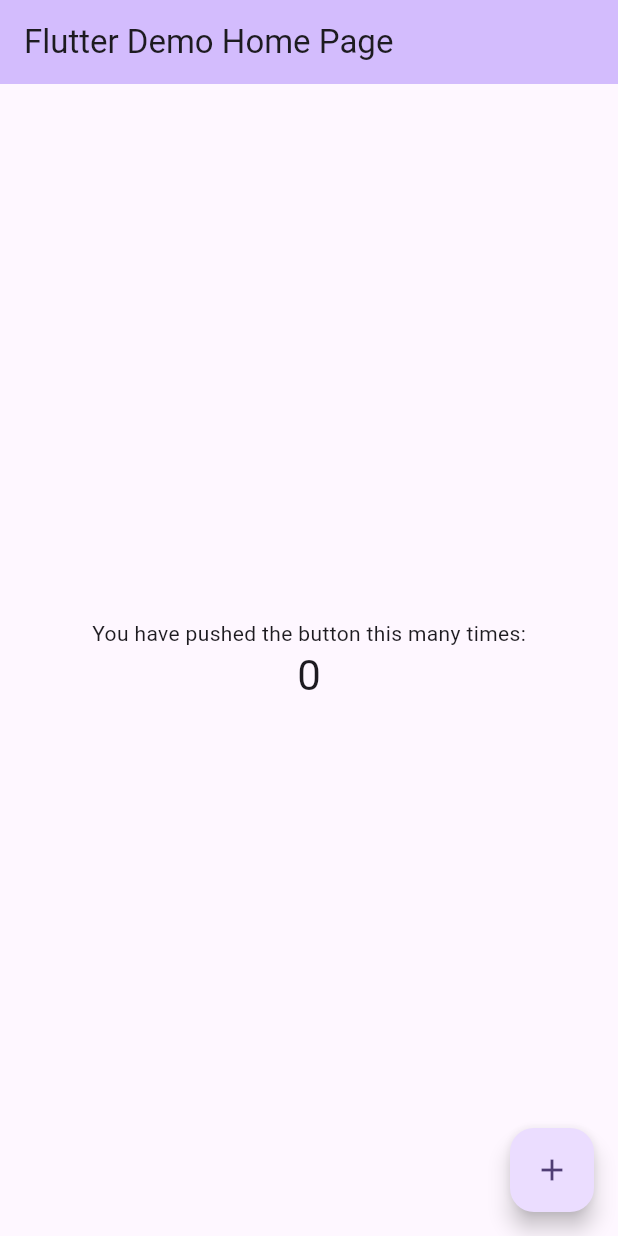
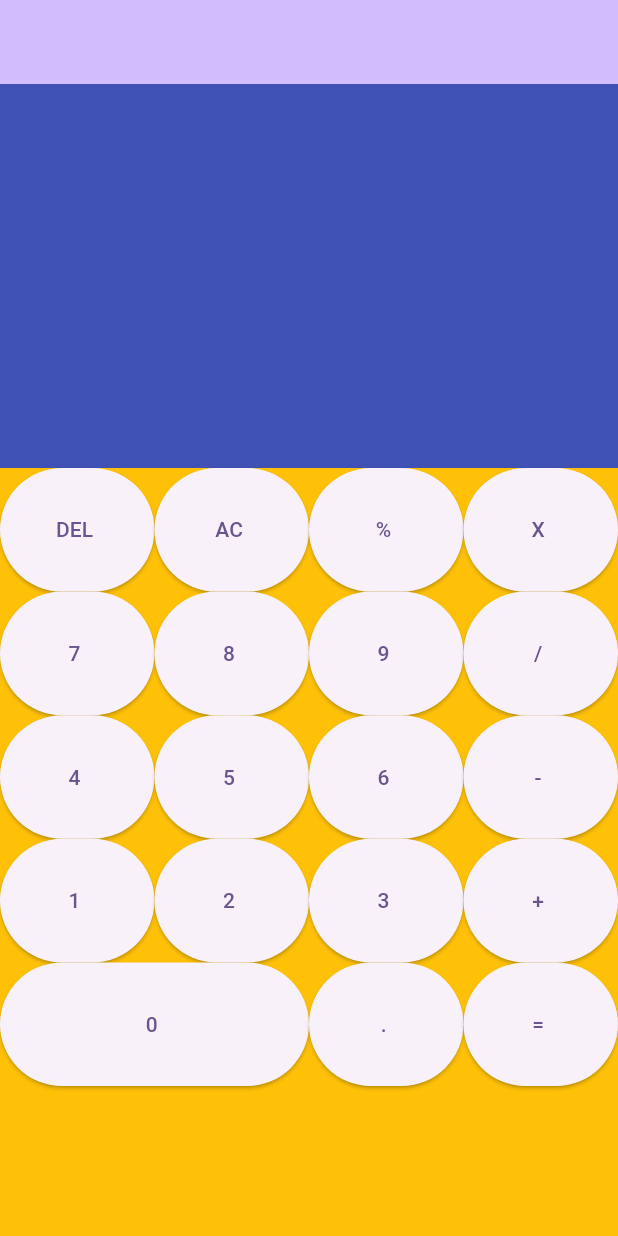
Before and after one commit to soaresg/flutter_calculator, a Flutter app: the screen it shows after launch, on a phone screen of 412 x 824 dp. Run offline on Flutter 3.47's test engine with Material 3 defaults, Android fonts, the phone set to English and light mode, and no system bars.

Commit message:
feat: criação de layout básico

```diff
--- /dev/null
+++ b/lib/home_page.dart
@@ -0,0 +1,65 @@
+import 'package:flutter/material.dart';
+
+class HomePage extends StatefulWidget {
+  const HomePage({super.key, required this.title});
+  final String title;
+
+  @override
+  State<HomePage> createState() => _HomePageState();
+}
+
+class _HomePageState extends State<HomePage> {
+  List<List<String>> labels = [
+    ['DEL', 'AC', '%', 'X'],
+    ['7', '8', '9', '/'],
+    ['4', '5', '6', '-'],
+    ['1', '2', '3', '+'],
+    ['0', '.', '='],
+  ];
+
+  @override
+  Widget build(BuildContext context) {
+    final double width = MediaQuery.of(context).size.width;
+    final double height = MediaQuery.of(context).size.height;
+
+    return Scaffold(
+      appBar: AppBar(
+        backgroundColor: Theme.of(context).colorScheme.inversePrimary,
+        title: Text(widget.title),
+      ),
+      body: Column(
+        children: [
+          Expanded(
+            flex: 1,
+            child: Container(color: Colors.indigo),
+          ),
+          Expanded(
+            flex: 2,
+            child: Container(
+              color: Colors.amber,
+              child: ListView.builder(
+                itemCount: labels.length,
+                itemBuilder: (context, index) => Row(
+                  mainAxisAlignment: MainAxisAlignment.center,
+                  crossAxisAlignment: CrossAxisAlignment.start,
+                  children: labels[index]
+                      .map(
+                        (e) => SizedBox(
+                          width: e == '0' ? width * .5 : width * .25,
+                          height: height * .1,
+                          child: ElevatedButton(
+                            onPressed: () {},
+                            child: Text('$e '),
+                          ),
+                        ),
+                      )
+                      .toList(),
+                ),
+              ),
+            ),
+          ),
+        ],
+      ),
+    );
+  }
+}
--- a/lib/main.dart
+++ b/lib/main.dart
@@ -1,4 +1,5 @@
 import 'package:flutter/material.dart';
+import 'package:flutter_calculator/home_page.dart';
 
 void main() {
   runApp(const MyApp());
@@ -11,115 +12,12 @@ class MyApp extends StatelessWidget {
   @override
   Widget build(BuildContext context) {
     return MaterialApp(
-      title: 'Flutter Demo',
+      title: 'Calculator',
       theme: ThemeData(
-        // This is the theme of your application.
-        //
-        // TRY THIS: Try running your application with "flutter run". You'll see
-        // the application has a purple toolbar. Then, without quitting the app,
-        // try changing the seedColor in the colorScheme below to Colors.green
-        // and then invoke "hot reload" (save your changes or press the "hot
-        // reload" button in a Flutter-supported IDE, or press "r" if you used
-        // the command line to start the app).
-        //
-        // Notice that the counter didn't reset back to zero; the application
-        // state is not lost during the reload. To reset the state, use hot
-        // restart instead.
-        //
-        // This works for code too, not just values: Most code changes can be
-        // tested with just a hot reload.
         colorScheme: ColorScheme.fromSeed(seedColor: Colors.deepPurple),
         useMaterial3: true,
       ),
-      home: const MyHomePage(title: 'Flutter Demo Home Page'),
+      home: const HomePage(title: ''),
     );
   }
 }
-
-class MyHomePage extends StatefulWidget {
-  const MyHomePage({super.key, required this.title});
-
-  // This widget is the home page of your application. It is stateful, meaning
-  // that it has a State object (defined below) that contains fields that affect
-  // how it looks.
-
-  // This class is the configuration for the state. It holds the values (in this
-  // case the title) provided by the parent (in this case the App widget) and
-  // used by the build method of the State. Fields in a Widget subclass are
-  // always marked "final".
-
-  final String title;
-
-  @override
-  State<MyHomePage> createState() => _MyHomePageState();
-}
-
-class _MyHomePageState extends State<MyHomePage> {
-  int _counter = 0;
-
-  void _incrementCounter() {
-    setState(() {
-      // This call to setState tells the Flutter framework that something has
-      // changed in this State, which causes it to rerun the build method below
-      // so that the display can reflect the updated values. If we changed
-      // _counter without calling setState(), then the build method would not be
-      // called again, and so nothing would appear to happen.
-      _counter++;
-    });
-  }
-
-  @override
-  Widget build(BuildContext context) {
-    // This method is rerun every time setState is called, for instance as done
-    // by the _incrementCounter method above.
-    //
-    // The Flutter framework has been optimized to make rerunning build methods
-    // fast, so that you can just rebuild anything that needs updating rather
-    // than having to individually change instances of widgets.
-    return Scaffold(
-      appBar: AppBar(
-        // TRY THIS: Try changing the color here to a specific color (to
-        // Colors.amber, perhaps?) and trigger a hot reload to see the AppBar
-        // change color while the other colors stay the same.
-        backgroundColor: Theme.of(context).colorScheme.inversePrimary,
-        // Here we take the value from the MyHomePage object that was created by
-        // the App.build method, and use it to set our appbar title.
-        title: Text(widget.title),
-      ),
-      body: Center(
-        // Center is a layout widget. It takes a single child and positions it
-        // in the middle of the parent.
-        child: Column(
-          // Column is also a layout widget. It takes a list of children and
-          // arranges them vertically. By default, it sizes itself to fit its
-          // children horizontally, and tries to be as tall as its parent.
-          //
-          // Column has various properties to control how it sizes itself and
-          // how it positions its children. Here we use mainAxisAlignment to
-          // center the children vertically; the main axis here is the vertical
-          // axis because Columns are vertical (the cross axis would be
-          // horizontal).
-          //
-          // TRY THIS: Invoke "debug painting" (choose the "Toggle Debug Paint"
-          // action in the IDE, or press "p" in the console), to see the
-          // wireframe for each widget.
-          mainAxisAlignment: MainAxisAlignment.center,
-          children: <Widget>[
-            const Text(
-              'You have pushed the button this many times:',
-            ),
-            Text(
-              '$_counter',
-              style: Theme.of(context).textTheme.headlineMedium,
-            ),
-          ],
-        ),
-      ),
-      floatingActionButton: FloatingActionButton(
-        onPressed: _incrementCounter,
-        tooltip: 'Increment',
-        child: const Icon(Icons.add),
-      ), // This trailing comma makes auto-formatting nicer for build methods.
-    );
-  }
-}
```
